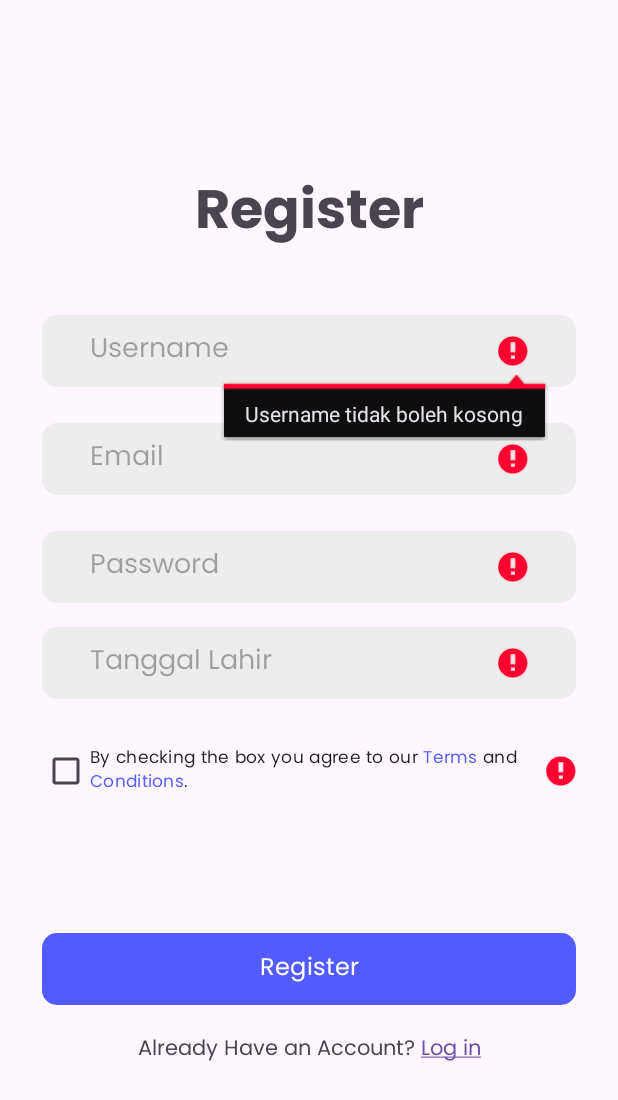
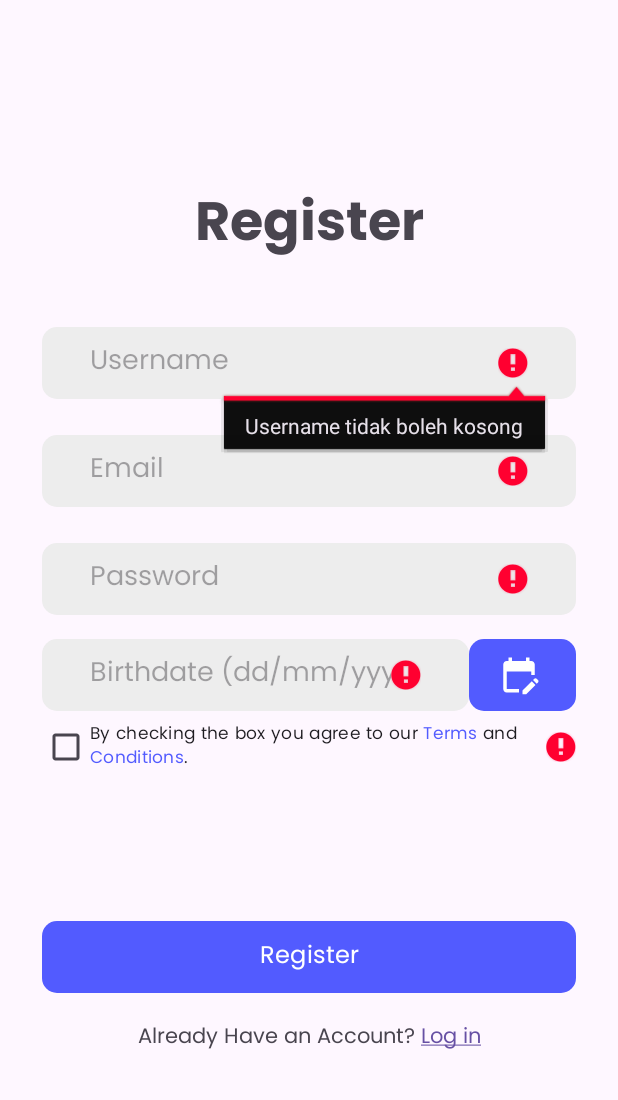
Before and after one commit to Vikovanesta/android-travel-app, an Android app: the RegisterActivity screen opened directly, with no data from a screen before it, after a tap on "Register", on a phone screen of 412 x 824 dp. Shown: the top 1100 px of the screen. Run offline under Robolectric (Android 15) with nearby library versions, the phone set to English and light mode, and no system bars.

Commit message:
feat register

```diff
--- a/app/src/main/java/com/example/uts/RegisterActivity.kt
+++ b/app/src/main/java/com/example/uts/RegisterActivity.kt
@@ -1,13 +1,17 @@
 package com.example.uts
 
+import android.app.DatePickerDialog
 import android.content.Intent
+import android.icu.util.Calendar
 import androidx.appcompat.app.AppCompatActivity
 import android.os.Bundle
 import android.text.Spanned
 import android.text.method.LinkMovementMethod
 import com.example.uts.databinding.ActivityRegisterBinding
 
-class RegisterActivity : AppCompatActivity() {
+class RegisterActivity : AppCompatActivity(),
+    DatePickerDialog.OnDateSetListener
+{
 
     private lateinit var binding: ActivityRegisterBinding
 
@@ -22,43 +26,91 @@ class RegisterActivity : AppCompatActivity() {
         binding = ActivityRegisterBinding.inflate(layoutInflater)
 
         with(binding) {
-            // Go to second activity
+
+            val calendar = Calendar.getInstance()
+            val currentYear = calendar.get(Calendar.YEAR)
+
+            // Show date picker
+            btnShowCalendar.setOnClickListener {
+                val datePicker = DatePicker()
+                datePicker.show(supportFragmentManager, "date picker")
+            }
+
+            // Go to login activity
             btnRegister.setOnClickListener {
-                val intentToHomeActivity =
+                val intentToLoginActivity =
                     Intent(
                         this@RegisterActivity,
                         LoginActivity::class.java
                     )
-                // Pass data to second activity
+                // Pass data to login activity
                 val username = editTextUsername.text.toString()
                 val email = editTextEmail.text.toString()
                 val birthdate = editTextBirthdate.text.toString()
                 val password = editTextPassword.text.toString()
 
-                intentToHomeActivity.putExtra(EXTRA_USERNAME, username)
-                intentToHomeActivity.putExtra(EXTRA_EMAIL, email)
-                intentToHomeActivity.putExtra(EXTRA_BIRTHDATE, birthdate)
+                intentToLoginActivity.putExtra(EXTRA_USERNAME, username)
+                intentToLoginActivity.putExtra(EXTRA_EMAIL, email)
+                intentToLoginActivity.putExtra(EXTRA_BIRTHDATE, birthdate)
 
-                if (username.isNotEmpty() && email.isNotEmpty() && birthdate.isNotEmpty() && password.isNotEmpty() && checkBox.isChecked) {
-                    startActivity(intentToHomeActivity)
-                }
+                // Validation
+                var validated = true
+
                 if (username.isEmpty()) {
                     editTextUsername.error = "Username tidak boleh kosong"
+                    validated = false
                 }
+
                 if (email.isEmpty()) {
                     editTextEmail.error = "Email tidak boleh kosong"
+                    validated = false
+                } else if (!android.util.Patterns.EMAIL_ADDRESS.matcher(email).matches()){
+                    editTextEmail.error = "Format email tidak valid"
+                    validated = false
                 }
                 if (birthdate.isEmpty()) {
                     editTextBirthdate.error = "Tanggal lahir tidak boleh kosong"
+                    validated = false
                 }
+                else if (birthdate.length != 10 ||
+                    !birthdate.contains("/") ||
+                    birthdate[2] != '/' ||
+                    birthdate[5] != '/')
+                {
+                    editTextBirthdate.error = "Format tanggal lahir tidak valid"
+                    validated = false
+                }
+                else if (birthdate.substring(0, 2).toInt() > 31 ||
+                    birthdate.substring(0, 2).toInt() < 1 ||
+                    birthdate.substring(3, 5).toInt() > 12 ||
+                    birthdate.substring(3, 5).toInt() < 1 ||
+                    birthdate.substring(6, 10).toInt() < 1900)
+                {
+                    editTextBirthdate.error = "Tanggal lahir tidak valid"
+                    validated = false
+                }
+                else if (currentYear - birthdate.substring(6, 10).toInt() < 15)
+                {
+                    editTextBirthdate.error = "Anda belum cukup umur untuk mendaftar"
+                    validated = false
+                }
+
                 if (password.isEmpty()) {
                     editTextPassword.error = "Password tidak boleh kosong"
+                    validated = false
+                } else if (password.length < 8) {
+                    editTextPassword.error = "Password minimal 8 karakter"
+                    validated = false
                 }
+
                 if (!checkBox.isChecked) {
                     checkBox.error = "Anda harus menyetujui syarat dan ketentuan"
+                    validated = false
                 }
 
-
+                if (validated) {
+                    startActivity(intentToLoginActivity)
+                }
             }
 
             // Clickable span
@@ -81,4 +133,19 @@ class RegisterActivity : AppCompatActivity() {
 
         setContentView(binding.root)
     }
+
+    override fun onDateSet(p0: android.widget.DatePicker?, p1: Int, p2: Int, p3: Int) {
+        val selectedDate: String
+
+        if (p3 < 10 && p2 < 9) {
+            selectedDate = "0$p3/0${p2 + 1}/$p1"
+        } else if (p3 < 10) {
+            selectedDate = "0$p3/${p2 + 1}/$p1"
+        } else if (p2 < 9) {
+            selectedDate = "$p3/0${p2 + 1}/$p1"
+        } else {
+            selectedDate = "$p3/${p2 + 1}/$p1"
+        }
+        binding.editTextBirthdate.setText(selectedDate)
+    }
 }
--- /dev/null
+++ b/app/src/main/res/drawable/ic_edit_calendar.xml
@@ -0,0 +1,5 @@
+<vector android:height="28dp" android:tint="#ffffff"
+    android:viewportHeight="24" android:viewportWidth="24"
+    android:width="28dp" xmlns:android="http://schemas.android.com/apk/res/android">
+    <path android:fillColor="@android:color/white" android:pathData="M12,22H5c-1.11,0 -2,-0.9 -2,-2L3.01,6c0,-1.1 0.88,-2 1.99,-2h1V2h2v2h8V2h2v2h1c1.1,0 2,0.9 2,2v6h-2v-2H5v10h7V22zM22.13,16.99l0.71,-0.71c0.39,-0.39 0.39,-1.02 0,-1.41l-0.71,-0.71c-0.39,-0.39 -1.02,-0.39 -1.41,0l-0.71,0.71L22.13,16.99zM21.42,17.7l-5.3,5.3H14v-2.12l5.3,-5.3L21.42,17.7z"/>
+</vector>
--- a/app/src/main/res/layout/activity_register.xml
+++ b/app/src/main/res/layout/activity_register.xml
@@ -72,19 +72,37 @@
             app:layout_constraintStart_toStartOf="parent"
             app:layout_constraintTop_toTopOf="parent" />
 
+        <LinearLayout
+            android:layout_width="match_parent"
+            android:layout_height="wrap_content"
+            android:orientation="horizontal" >
+
             <EditText
                 android:id="@+id/edit_text_birthdate"
-            android:layout_width="match_parent"
+                android:layout_width="0dp"
                 android:layout_height="48dp"
-            android:layout_marginBottom="24dp"
+                android:layout_weight="4"
+                android:layout_gravity="center_vertical"
                 android:background="@drawable/rounded_edit_text"
                 android:fontFamily="@font/poppins"
-            android:hint="Tanggal Lahir"
+                android:paddingHorizontal="32dp"
+                android:hint="Birthdate (dd/mm/yyyy)"
                 android:inputType="date"
-            android:paddingHorizontal="32dp"
                 app:layout_constraintEnd_toEndOf="parent"
                 app:layout_constraintStart_toStartOf="parent"
                 app:layout_constraintTop_toTopOf="parent" />
+
+            <Button
+                android:id="@+id/btn_show_calendar"
+                android:layout_width="0dp"
+                android:layout_height="wrap_content"
+                android:layout_weight="1"
+                android:layout_gravity="center_vertical"
+                android:background="@drawable/rounded_btn"
+                app:backgroundTint="#525BFF"
+                android:drawableEnd="@drawable/ic_edit_calendar" />
+
+        </LinearLayout>
 
 
         <CheckBox
```
Also changed, not shown: app/src/main/java/com/example/uts/DatePicker.kt (added, +22 -0 lines). Lines whose indentation alone changed are shown as unchanged.
